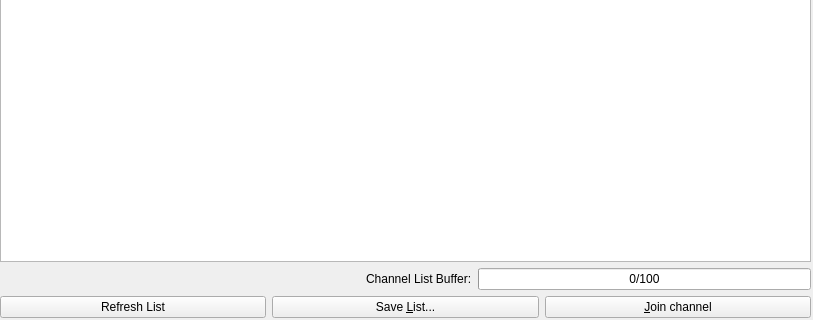
Above: src/irc/channellistpanelui.ui from KDE/konversation before the change; both pictures show x 0 to 813 and y 183 to 503 of the 813 by 503 pixel window. Below: the same form after it.
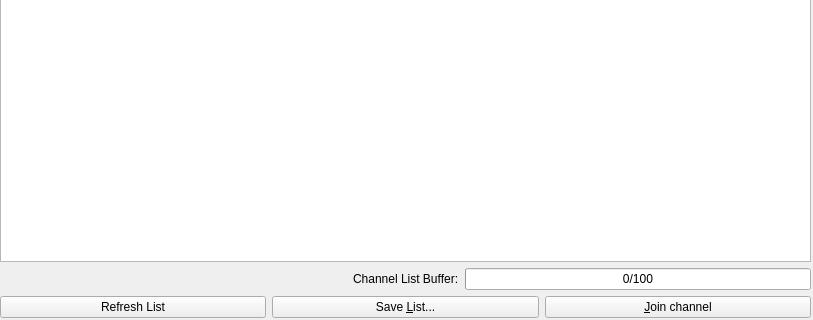
That is the form after the change. Custom widgets are drawn as their Qt base class.

Commit message: Tweak the context menu a bit so it takes the item from where you clicked and not currentItem() this helps avoid the possibility of clicking empty space and getting the context menu for the currentItem() Make it so returnPressed() from klineedit doesn't run applyClicked() when the button's disabled. (old behavior) Move the statsLabel and progress bar into it's own horizontal layout so their on-the-fly changes don't effect the rest of the layout.

What changed in the file:
```diff
--- a/src/irc/channellistpanelui.ui
+++ b/src/irc/channellistpanelui.ui
@@ -23,13 +23,6 @@
     </rect>
    </property>
    <layout class="QGridLayout" name="gridLayout_2">
-    <item row="13" column="0" colspan="5">
-     <widget class="QLabel" name="m_statsLabel">
-      <property name="text">
-       <string/>
-      </property>
-     </widget>
-    </item>
     <item row="1" column="1">
      <widget class="QSpinBox" name="m_minUser">
       <property name="sizePolicy">
@@ -202,41 +195,6 @@
       </column>
      </widget>
     </item>
-    <item row="13" column="5">
-     <widget class="QLabel" name="m_bufferLbl">
-      <property name="sizePolicy">
-       <sizepolicy hsizetype="Fixed" vsizetype="Preferred">
-        <horstretch>0</horstretch>
-        <verstretch>0</verstretch>
-       </sizepolicy>
-      </property>
-      <property name="text">
-       <string>Channel List Buffer:</string>
-      </property>
-      <property name="buddy">
-       <cstring>m_buffer</cstring>
-      </property>
-     </widget>
-    </item>
-    <item row="13" column="6" colspan="2">
-     <widget class="QProgressBar" name="m_buffer">
-      <property name="enabled">
-       <bool>true</bool>
-      </property>
-      <property name="sizePolicy">
-       <sizepolicy hsizetype="Preferred" vsizetype="Fixed">
-        <horstretch>0</horstretch>
-        <verstretch>0</verstretch>
-       </sizepolicy>
-      </property>
-      <property name="value">
-       <number>0</number>
-      </property>
-      <property name="format">
-       <string>%v/%m</string>
-      </property>
-     </widget>
-    </item>
     <item row="2" column="7">
      <layout class="QHBoxLayout" name="horizontalLayout">
       <item>
@@ -270,6 +228,58 @@
       </item>
      </layout>
     </item>
+    <item row="13" column="0" colspan="8">
+     <layout class="QHBoxLayout" name="horizontalLayout_3">
+      <item>
+       <widget class="QLabel" name="m_statsLabel">
+        <property name="sizePolicy">
+         <sizepolicy hsizetype="Preferred" vsizetype="Preferred">
+          <horstretch>0</horstretch>
+          <verstretch>0</verstretch>
+         </sizepolicy>
+        </property>
+        <property name="text">
+         <string/>
+        </property>
+       </widget>
+      </item>
+      <item>
+       <widget class="QLabel" name="m_bufferLbl">
+        <property name="sizePolicy">
+         <sizepolicy hsizetype="Fixed" vsizetype="Preferred">
+          <horstretch>0</horstretch>
+          <verstretch>0</verstretch>
+         </sizepolicy>
+        </property>
+        <property name="text">
+         <string>Channel List Buffer:</string>
+        </property>
+        <property name="buddy">
+         <cstring>m_buffer</cstring>
+        </property>
+       </widget>
+      </item>
+      <item>
+       <widget class="QProgressBar" name="m_buffer">
+        <property name="enabled">
+         <bool>true</bool>
+        </property>
+        <property name="sizePolicy">
+         <sizepolicy hsizetype="Preferred" vsizetype="Fixed">
+          <horstretch>0</horstretch>
+          <verstretch>0</verstretch>
+         </sizepolicy>
+        </property>
+        <property name="value">
+         <number>0</number>
+        </property>
+        <property name="format">
+         <string>%v/%m</string>
+        </property>
+       </widget>
+      </item>
+     </layout>
+    </item>
    </layout>
   </widget>
  </widget>
```
The commit also changes 2 other files.
